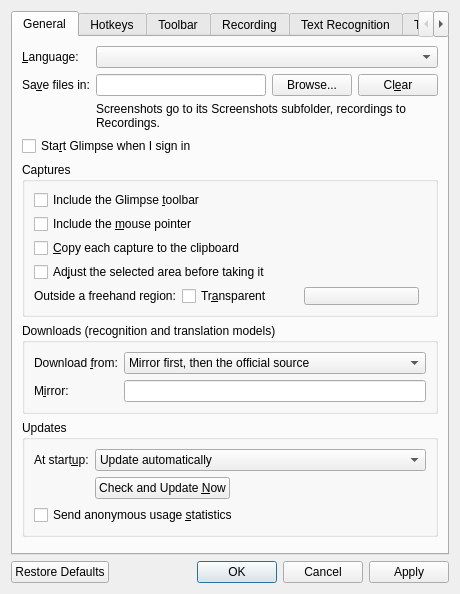
Old version of the form src/settings/SettingsDialog.ui in the repository ChickenSeller/glimpse.
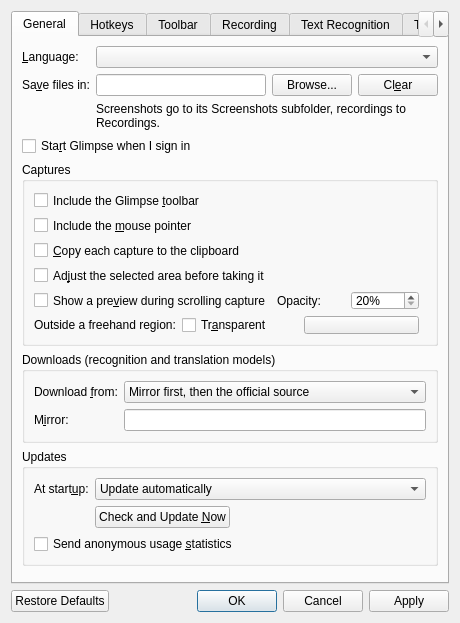
New version of the form. Custom widgets are drawn as their Qt base class.

Commit message: Fix Esc in scrolling capture and let its preview be set up

Diff of the .ui file:
```diff
--- a/src/settings/SettingsDialog.ui
+++ b/src/settings/SettingsDialog.ui
@@ -132,6 +132,53 @@
             </property>
            </widget>
           </item>
+          <item>
+           <layout class="QHBoxLayout" name="scrollPreviewLayout">
+            <item>
+             <widget class="QCheckBox" name="scrollPreviewCheck">
+              <property name="toolTip">
+               <string>Beside the area, where there is room: the stitched image so far, to see a misalignment while it can still be fixed</string>
+              </property>
+              <property name="text">
+               <string>Show a pre&amp;view during scrolling capture</string>
+              </property>
+             </widget>
+            </item>
+            <item>
+             <widget class="QLabel" name="scrollPreviewOpacityLabel">
+              <property name="text">
+               <string>Opacity:</string>
+              </property>
+              <property name="buddy">
+               <cstring>scrollPreviewOpacitySpin</cstring>
+              </property>
+             </widget>
+            </item>
+            <item>
+             <widget class="QSpinBox" name="scrollPreviewOpacitySpin">
+              <property name="suffix">
+               <string>%</string>
+              </property>
+              <property name="minimum">
+               <number>20</number>
+              </property>
+              <property name="maximum">
+               <number>100</number>
+              </property>
+              <property name="singleStep">
+               <number>10</number>
+              </property>
+             </widget>
+            </item>
+            <item>
+             <spacer name="scrollPreviewSpacer">
+              <property name="orientation">
+               <enum>Qt::Orientation::Horizontal</enum>
+              </property>
+             </spacer>
+            </item>
+           </layout>
+          </item>
           <item>
            <layout class="QHBoxLayout" name="freehandFillLayout">
             <item>
```
The commit also changes 9 other files.
